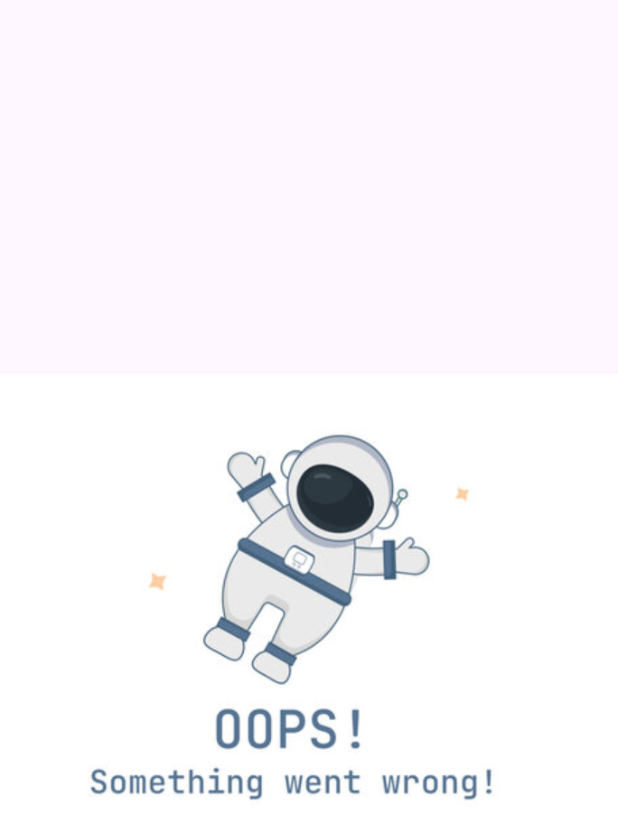
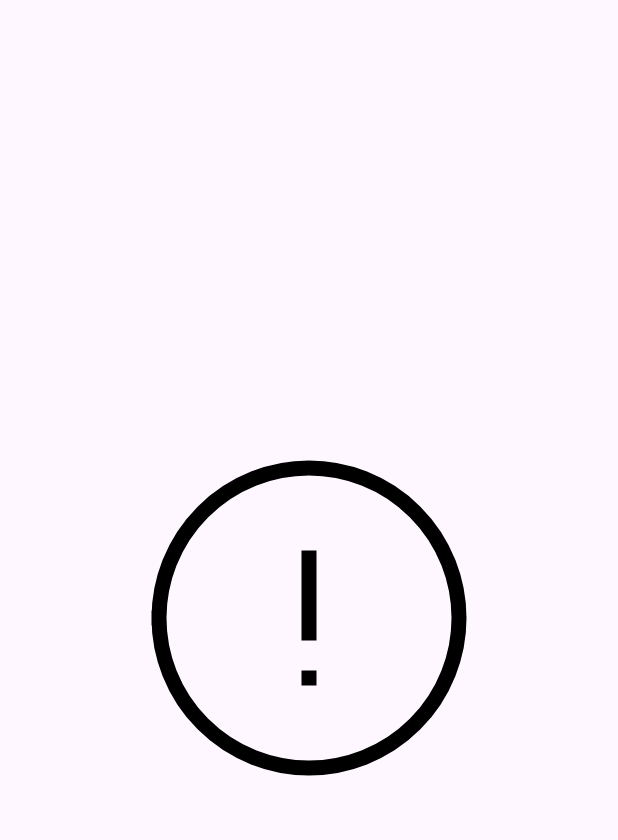
Before and after one commit to ldimitra/MyBooksApp, an Android app: the screen it shows after launch (MainActivity), on a phone screen of 412 x 824 dp. Shown: the top 840 px of the screen. Run offline under Robolectric (Android 15) with nearby library versions, the phone set to English and light mode, and no system bars; our stand-ins replace Dagger/Hilt's generated code, Shimmer, data binding.

Commit message:
Change error icon

```diff
--- a/app/src/main/java/com/ldimitra/mybooksapp/data/Mappers.kt
+++ b/app/src/main/java/com/ldimitra/mybooksapp/data/Mappers.kt
@@ -35,4 +35,6 @@ fun AuthorResponse.mapToDomain() = Author(
     name = this.name ?: ""
 )
 
-fun FormatResponse.mapToDomain() = Format(image = this.image ?: "")
+fun FormatResponse.mapToDomain() = Format(
+    image = this.image ?: ""
+)
--- /dev/null
+++ b/app/src/main/res/drawable/error_icon.xml
@@ -0,0 +1,13 @@
+<vector android:height="24dp" android:viewportHeight="24"
+    android:viewportWidth="24" android:width="24dp" xmlns:android="http://schemas.android.com/apk/res/android">
+    <path android:fillColor="#00000000" android:pathData="M12,8L12,13"
+        android:strokeColor="#000000" android:strokeLineCap="square"
+        android:strokeLineJoin="miter" android:strokeWidth="1"/>
+    <path android:fillColor="#00000000" android:pathData="M12,16L12,16"
+        android:strokeColor="#000000" android:strokeLineCap="square"
+        android:strokeLineJoin="miter" android:strokeWidth="1"/>
+    <path android:fillColor="#00000000"
+        android:pathData="M12,12m-10,0a10,10 0,1 1,20 0a10,10 0,1 1,-20 0"
+        android:strokeColor="#000000" android:strokeLineCap="square"
+        android:strokeLineJoin="miter" android:strokeWidth="1"/>
+</vector>
--- a/app/src/main/res/layout/fragment_book_details.xml
+++ b/app/src/main/res/layout/fragment_book_details.xml
@@ -169,11 +169,11 @@
         </ScrollView>
 
         <ImageView
-            android:layout_width="match_parent"
-            android:layout_height="wrap_content"
+            android:layout_width="240dp"
+            android:layout_height="240dp"
             android:layout_gravity="center"
             android:visibility="@{viewModel.screenState == ScreenState.ERROR? View.VISIBLE : View.GONE}"
-            app:srcCompat="@drawable/something_went_wrong"
+            app:srcCompat="@drawable/error_icon"
             tools:visibility="gone" />
 
         <com.google.android.material.progressindicator.LinearProgressIndicator
--- a/app/src/main/res/layout/fragment_books.xml
+++ b/app/src/main/res/layout/fragment_books.xml
@@ -34,15 +34,17 @@
             tools:listitem="@layout/book_layout_item" />
 
         <ImageView
-            android:layout_width="match_parent"
-            android:layout_height="wrap_content"
+            android:layout_width="240dp"
+            android:layout_height="240dp"
             android:visibility="@{viewModel.screenState == ScreenState.ERROR? View.VISIBLE : View.GONE}"
+            app:layout_constrainedHeight="true"
+            app:layout_constrainedWidth="true"
             app:layout_constraintBottom_toBottomOf="parent"
             app:layout_constraintEnd_toEndOf="parent"
             app:layout_constraintStart_toStartOf="parent"
             app:layout_constraintTop_toTopOf="parent"
-            app:srcCompat="@drawable/something_went_wrong"
-            tools:visibility="gone" />
+            app:srcCompat="@drawable/error_icon"
+            tools:visibility="visible" />
 
         <com.facebook.shimmer.ShimmerFrameLayout
             android:id="@+id/shimmerLayout"
@@ -76,6 +78,5 @@
         </com.facebook.shimmer.ShimmerFrameLayout>
 
 
-
     </androidx.constraintlayout.widget.ConstraintLayout>
 </layout>
```
Also changed, not shown: app/src/main/ic_launcher-playstore.png (deleted), app/src/main/res/drawable/something_went_wrong.jpg (deleted), app/src/main/res/mipmap-hdpi/ic_launcher_foreground.webp (deleted), app/src/main/res/mipmap-mdpi/ic_launcher_foreground.webp (deleted), app/src/main/res/mipmap-xhdpi/ic_launcher_foreground.webp (deleted), app/src/main/res/mipmap-xxhdpi/ic_launcher_foreground.webp (deleted), app/src/main/res/mipmap-xxxhdpi/ic_launcher_foreground.webp (deleted).
